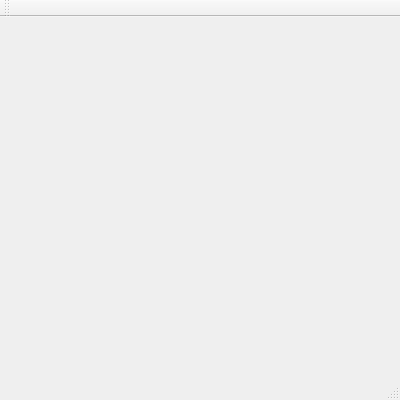
Qt form qt_03_project/mainwindow.ui (cni-open-source/warsztaty-Qt) before a commit.
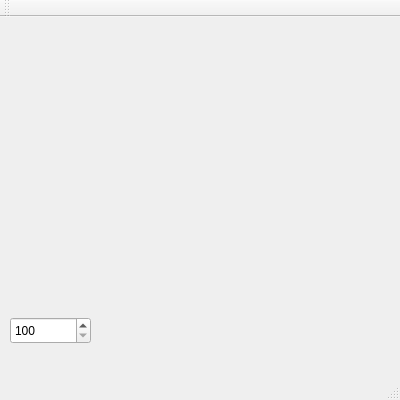
The same form after that commit.

Commit message:
[03] [dodatek] Użycie klasy QTimer_zajęcia świąteczne
Umożliwienie zmiany okresu timera pozwalające kontrolować animację.

Patch:
```diff
--- a/qt_03_project/mainwindow.ui
+++ b/qt_03_project/mainwindow.ui
@@ -13,7 +13,27 @@
   <property name="windowTitle">
    <string>MainWindow</string>
   </property>
-  <widget class="QWidget" name="centralWidget"/>
+  <widget class="QWidget" name="centralWidget">
+   <widget class="QSpinBox" name="spinBox">
+    <property name="geometry">
+     <rect>
+      <x>10</x>
+      <y>300</y>
+      <width>81</width>
+      <height>27</height>
+     </rect>
+    </property>
+    <property name="minimum">
+     <number>100</number>
+    </property>
+    <property name="maximum">
+     <number>1000</number>
+    </property>
+    <property name="singleStep">
+     <number>50</number>
+    </property>
+   </widget>
+  </widget>
   <widget class="QMenuBar" name="menuBar">
    <property name="geometry">
     <rect>
```
The commit also changes 2 other files.
